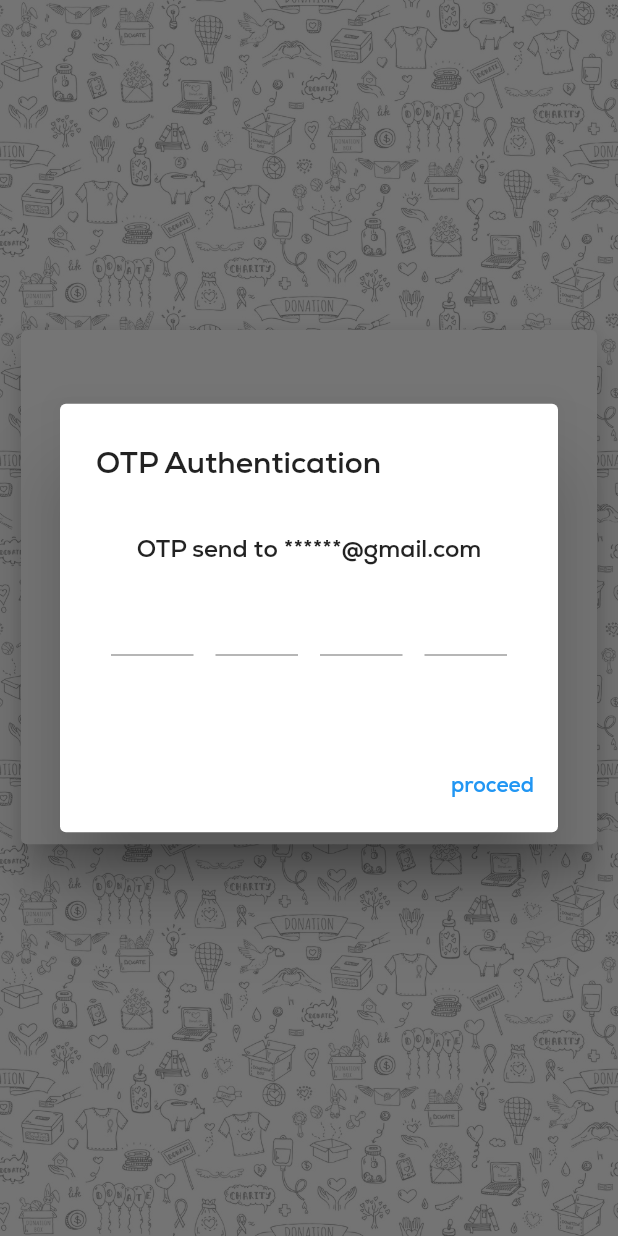
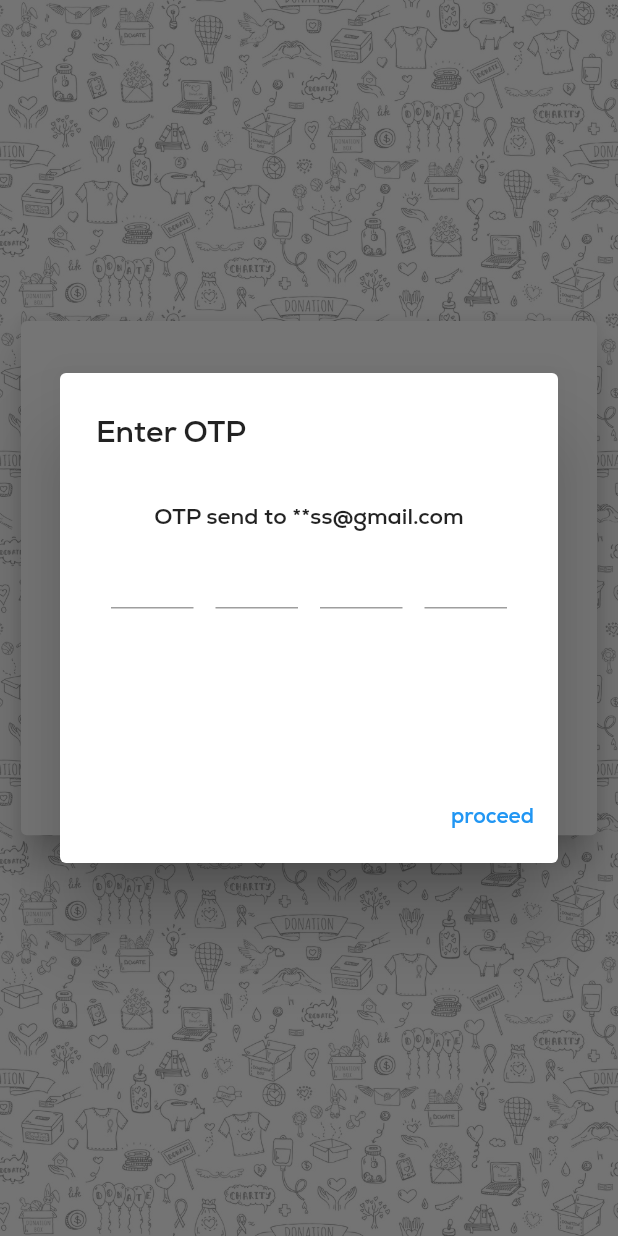
Before and after one commit to AswinKalathil/nss_connect, a Flutter app: the Register screen opened by its route, after a tap on "Continue", on a phone screen of 412 x 824 dp. Run offline on Flutter 3.47's test engine with Material 2 defaults, Android fonts, the phone set to English and light mode, and no system bars.

Commit message:
corrected otp

```diff
--- /dev/null
+++ b/nss_connect/lib/otpDialog.dart
@@ -0,0 +1,124 @@
+import 'package:flutter/material.dart';
+import 'package:flutter/services.dart';
+
+import 'cfmdta.dart';
+
+void otp(BuildContext context, String unitNum) {
+  showDialog(
+    context: context,
+    builder: (context) => AlertDialog(
+      title: Text('Enter OTP'),
+      content: Container(
+        padding: EdgeInsets.all(10),
+        height: MediaQuery.of(context).size.height * 0.2,
+        width: MediaQuery.of(context).size.width * 0.7,
+        child: Column(
+          children: [
+            Text(
+              'OTP send to **$unitNum@gmail.com',
+              style: TextStyle(fontSize: 15),
+            ),
+            Row(
+              mainAxisAlignment: MainAxisAlignment.spaceBetween,
+              children: [
+                SizedBox(
+                  height: 68,
+                  width: 55,
+                  child: TextField(
+                    onChanged: (value) {
+                      if (value.length == 1) {
+                        FocusScope.of(context).nextFocus();
+                      }
+                    },
+                    style: Theme.of(context).textTheme.headline6,
+                    keyboardType: TextInputType.number,
+                    textAlign: TextAlign.center,
+                    inputFormatters: [
+                      LengthLimitingTextInputFormatter(1),
+                      FilteringTextInputFormatter.digitsOnly,
+                    ],
+                  ),
+                ),
+                SizedBox(
+                  height: 68,
+                  width: 55,
+                  child: TextField(
+                    onChanged: (value) {
+                      if (value.length == 1) {
+                        FocusScope.of(context).nextFocus();
+                      }
+                    },
+                    style: Theme.of(context).textTheme.headline6,
+                    keyboardType: TextInputType.number,
+                    textAlign: TextAlign.center,
+                    inputFormatters: [
+                      LengthLimitingTextInputFormatter(1),
+                      FilteringTextInputFormatter.digitsOnly,
+                    ],
+                  ),
+                ),
+                SizedBox(
+                  height: 68,
+                  width: 55,
+                  child: TextField(
+                    onChanged: (value) {
+                      if (value.length == 1) {
+                        FocusScope.of(context).nextFocus();
+                      }
+                    },
+                    style: Theme.of(context).textTheme.headline6,
+                    keyboardType: TextInputType.number,
+                    textAlign: TextAlign.center,
+                    inputFormatters: [
+                      LengthLimitingTextInputFormatter(1),
+                      FilteringTextInputFormatter.digitsOnly,
+                    ],
+                  ),
+                ),
+                SizedBox(
+                  height: 68,
+                  width: 55,
+                  child: TextField(
+                    onChanged: (value) {
+                      if (value.length == 1) {
+                        FocusScope.of(context).nextFocus();
+                      }
+                    },
+                    style: Theme.of(context).textTheme.headline6,
+                    keyboardType: TextInputType.number,
+                    textAlign: TextAlign.center,
+                    inputFormatters: [
+                      LengthLimitingTextInputFormatter(1),
+                      FilteringTextInputFormatter.digitsOnly,
+                    ],
+                  ),
+                )
+              ],
+            ),
+          ],
+        ),
+      ),
+      actions: [
+        TextButton(
+            onPressed: () {
+              Navigator.pushNamed(context, ConfirmData.id);
+            },
+            child: Text('proceed'))
+      ],
+    ),
+  );
+}
+
+class OtpDialog extends StatefulWidget {
+  const OtpDialog({super.key});
+
+  @override
+  State<OtpDialog> createState() => _OtpDialogState();
+}
+
+class _OtpDialogState extends State<OtpDialog> {
+  @override
+  Widget build(BuildContext context) {
+    return Container();
+  }
+}
--- a/nss_connect/lib/regcard.dart
+++ b/nss_connect/lib/regcard.dart
@@ -1,6 +1,6 @@
 import 'package:flutter/material.dart';
 import 'package:flutter/services.dart';
-import 'package:nss_connect/cfmdta.dart';
+import 'otpDialog.dart';
 
 class RegCard extends StatefulWidget {
   const RegCard({super.key});
@@ -28,7 +28,7 @@ class _RegCardState extends State<RegCard> {
               Padding(
                 padding: const EdgeInsets.only(top: 10),
                 child: Text(
-              'Register Unit',
+                  'Register Unit1',
                   style: TextStyle(
                     color: Colors.black,
                     fontSize: 30,
@@ -37,7 +37,6 @@ class _RegCardState extends State<RegCard> {
                   ),
                 ),
               ),
-
 
               SizedBox(
                 height: MediaQuery.of(context).size.width * 0.06,
@@ -83,7 +82,6 @@ class _RegCardState extends State<RegCard> {
                 ),
               ),
 
-
               SizedBox(
                 height: 15,
               ),
@@ -97,101 +95,7 @@ class _RegCardState extends State<RegCard> {
               //Login button
               GestureDetector(
                   onTap: () {
-                showDialog(context: context, builder: (context) => AlertDialog(
-                  title: Text('OTP Authentication '),
-                  content: Container(
-                    padding: EdgeInsets.all(10),
-                    height: MediaQuery.of(context).size.height * 0.15,
-                    width: MediaQuery.of(context).size.width * 0.7,
-                    child: Column(
-                      children: [
-
-                        Text('OTP send to ******@gmail.com'),
-                        SizedBox(
-                          height: 10,
-                        ),
-                        Row(
-                          mainAxisAlignment: MainAxisAlignment.spaceBetween,
-                          children: [
-                            SizedBox(
-                              height: 68,
-                              width: 55,
-                              child: TextField(
-                                onChanged: (value){
-                                  if (value.length == 1)
-                                 { FocusScope.of(context).nextFocus();}
-                                },
-                                style: Theme.of(context).textTheme.headline6,
-                                keyboardType: TextInputType.number,
-                                textAlign: TextAlign.center,
-                                inputFormatters: [
-                                  LengthLimitingTextInputFormatter(1),
-                                  FilteringTextInputFormatter.digitsOnly,
-                                ],
-                              ),
-                            ),
-                            SizedBox(
-                              height: 68,
-                              width: 55,
-                              child: TextField(
-                                onChanged: (value){
-                                  if (value.length == 1)
-                                  { FocusScope.of(context).nextFocus();}
-                                },
-                                style: Theme.of(context).textTheme.headline6,
-                                keyboardType: TextInputType.number,
-                                textAlign: TextAlign.center,
-                                inputFormatters: [
-                                  LengthLimitingTextInputFormatter(1),
-                                  FilteringTextInputFormatter.digitsOnly,
-                                ],
-                              ),
-                            ),
-                            SizedBox(
-                              height: 68,
-                              width: 55,
-                              child: TextField(
-                                onChanged: (value){
-                                  if (value.length == 1)
-                                  { FocusScope.of(context).nextFocus();}
-                                },
-                                style: Theme.of(context).textTheme.headline6,
-                                keyboardType: TextInputType.number,
-                                textAlign: TextAlign.center,
-                                inputFormatters: [
-                                  LengthLimitingTextInputFormatter(1),
-                                  FilteringTextInputFormatter.digitsOnly,
-                                ],
-                              ),
-                            ),
-                            SizedBox(
-                              height: 68,
-                              width: 55,
-                              child: TextField(
-                                onChanged: (value){
-                                  if (value.length == 1)
-                                  { FocusScope.of(context).nextFocus();}
-                                },
-                                style: Theme.of(context).textTheme.headline6,
-                                keyboardType: TextInputType.number,
-                                textAlign: TextAlign.center,
-                                inputFormatters: [
-                                  LengthLimitingTextInputFormatter(1),
-                                  FilteringTextInputFormatter.digitsOnly,
-                                ],
-                              ),
-                            )
-                          ],
-                        ),
-                      ],
-                    ),
-                  )
-
-                  ,
-                  actions: [
-                    TextButton(onPressed: (){Navigator.pushNamed(context,ConfirmData.id);}, child: Text('proceed'))
-                  ],
-                ), );
+                    otp(context, 'ss');
                   },
                   child: Container(
                     width: MediaQuery.of(context).size.width * 0.8,
--- a/nss_connect/lib/register.dart
+++ b/nss_connect/lib/register.dart
@@ -1,7 +1,5 @@
 import 'package:flutter/material.dart';
 import 'package:nss_connect/regcard.dart';
-import 'credCard.dart';
-import 'Secretary.dart';
 
 class Register extends StatefulWidget {
   const Register({super.key});
@@ -19,23 +17,14 @@ class _RegisterState extends State<Register> {
       body: Container(
         decoration: BoxDecoration(
             image: DecorationImage(
-              image: AssetImage('assets/images/doodleBack.png'),
-              fit: BoxFit.cover,
-            )),
+          image: AssetImage('assets/images/doodleBack.png'),
+          fit: BoxFit.cover,
+        )),
         child: Column(children: [
-          Container(
-            padding: const EdgeInsets.only(top: 50, right: 10),
-            height: MediaQuery.of(context).size.height * 0.25,
-            width: MediaQuery.of(context).size.width,
-            child: Row(
-              mainAxisAlignment: MainAxisAlignment.end,
-              crossAxisAlignment: CrossAxisAlignment.start,
-              children: [
-
-              ],
-            ),
+          SizedBox(
+            height: 200,
           ),
-            RegCard()
+          RegCard()
         ]),
       ),
     );
```
Lines whose indentation alone changed are shown as unchanged.
